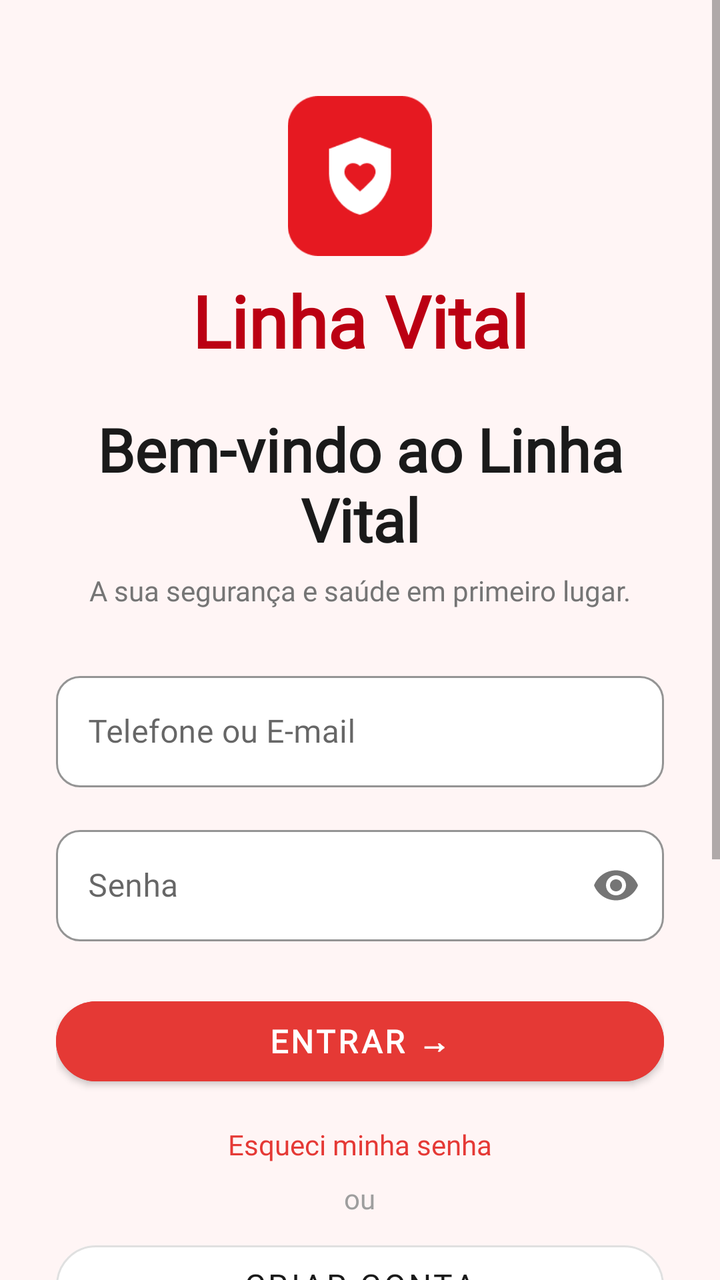
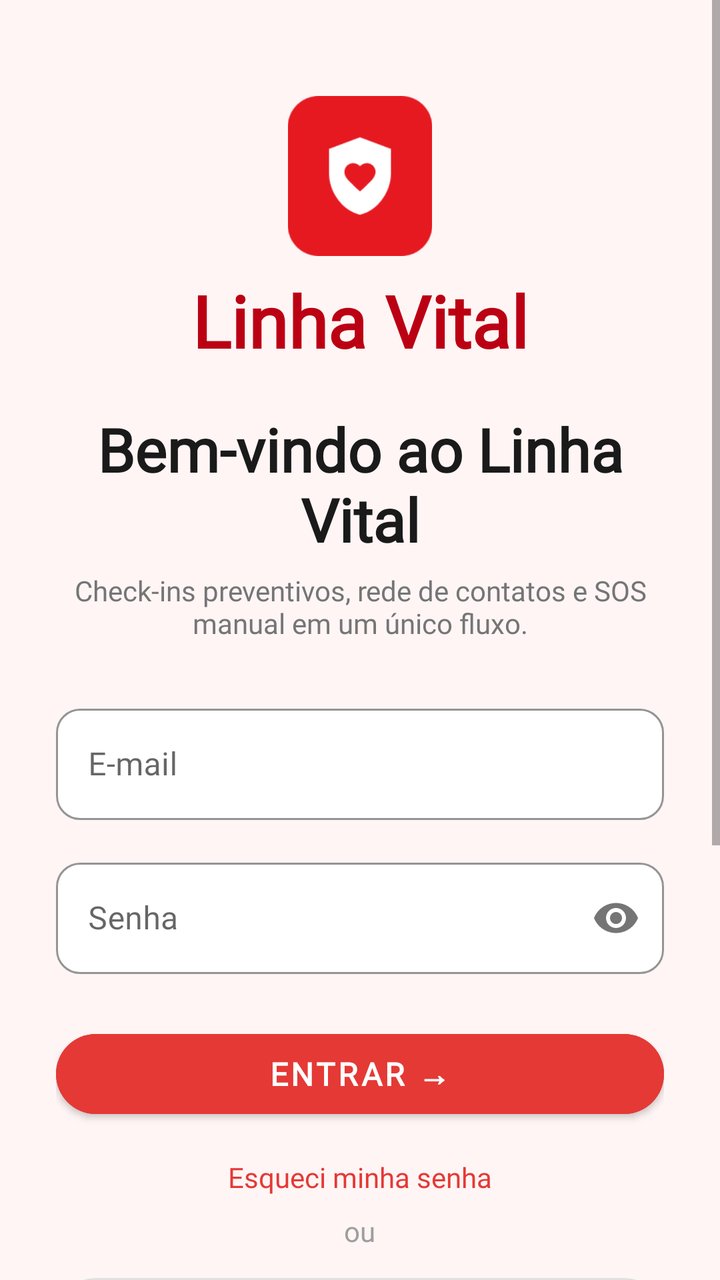

The first picture is an Android layout as it rendered before a commit; the second is the same layout after the commit. The layout source and the unified diff follow.
<!-- AndroidManifest.xml: activity theme Theme.MaterialComponents.Light.NoActionBar -->
<!-- res/layout/activity_login.xml -->
<?xml version="1.0" encoding="utf-8"?>
<ScrollView
    android:id="@+id/rootLogin"
    xmlns:android="http://schemas.android.com/apk/res/android"
    xmlns:app="http://schemas.android.com/apk/res-auto"
    android:layout_width="match_parent"
    android:layout_height="match_parent"
    android:background="#FFF5F5"
    android:fillViewport="true">
    <LinearLayout
        android:layout_width="match_parent"
        android:layout_height="wrap_content"
        android:orientation="vertical"
        android:paddingHorizontal="28dp"
        android:paddingBottom="32dp"
        android:gravity="center_horizontal">
        
        <ImageView
            android:layout_width="80dp"
            android:layout_height="80dp"
            android:layout_marginTop="48dp"
            android:src="@drawable/ic_logo"
            android:contentDescription="Logo Linha Vital" />
        
        <TextView
            android:layout_width="wrap_content"
            android:layout_height="wrap_content"
            android:text="Linha Vital"
            android:textSize="36sp"
            android:textStyle="bold"
            android:textColor="#BB0013"
            android:fontFamily="@font/newsreader_italic"
            android:layout_marginTop="8dp" />
        
        <TextView
            android:layout_width="match_parent"
            android:layout_height="wrap_content"
            android:text="Bem-vindo ao Linha Vital"
            android:textSize="30sp"
            android:textStyle="bold"
            android:textColor="#1A1A1A"
            android:fontFamily="@font/newsreader_regular"
            android:gravity="center"
            android:layout_marginTop="20dp" />
        <TextView
            android:layout_width="match_parent"
            android:layout_height="wrap_content"
            android:text="A sua segurança e saúde em primeiro lugar."
            android:textSize="14sp"
            android:textColor="#757575"
            android:fontFamily="@font/public_sans"
            android:gravity="center"
            android:layout_marginTop="6dp"
            android:layout_marginBottom="28dp" />
        
        <com.google.android.material.textfield.TextInputLayout
            android:layout_width="match_parent"
            android:layout_height="wrap_content"
            android:hint="Telefone ou E-mail"
            app:boxCornerRadiusTopStart="12dp"
            app:boxCornerRadiusTopEnd="12dp"
            app:boxCornerRadiusBottomStart="12dp"
            app:boxCornerRadiusBottomEnd="12dp"
            app:boxStrokeColor="#E0E0E0"
            app:boxBackgroundColor="#FFFFFF"
            style="@style/Widget.MaterialComponents.TextInputLayout.OutlinedBox">
            <com.google.android.material.textfield.TextInputEditText
                android:id="@+id/etEmail"
                android:layout_width="match_parent"
                android:layout_height="wrap_content"
                android:fontFamily="@font/public_sans"
                android:inputType="textEmailAddress"
                android:imeOptions="actionNext" />
        </com.google.android.material.textfield.TextInputLayout>
        
        <com.google.android.material.textfield.TextInputLayout
            android:layout_width="match_parent"
            android:layout_height="wrap_content"
            android:hint="Senha"
            android:layout_marginTop="16dp"
            app:boxCornerRadiusTopStart="12dp"
            app:boxCornerRadiusTopEnd="12dp"
            app:boxCornerRadiusBottomStart="12dp"
            app:boxCornerRadiusBottomEnd="12dp"
            app:boxStrokeColor="#E0E0E0"
            app:boxBackgroundColor="#FFFFFF"
            app:passwordToggleEnabled="true"
            style="@style/Widget.MaterialComponents.TextInputLayout.OutlinedBox">
            <com.google.android.material.textfield.TextInputEditText
                android:id="@+id/etPassword"
                android:layout_width="match_parent"
                android:layout_height="wrap_content"
                android:fontFamily="@font/public_sans"
                android:inputType="textPassword"
                android:imeOptions="actionDone" />
        </com.google.android.material.textfield.TextInputLayout>
        
        <Button
            android:id="@+id/btnLogin"
            android:layout_width="match_parent"
            android:layout_height="52dp"
            android:text="Entrar →"
            android:textSize="16sp"
            android:textColor="#FFFFFF"
            android:fontFamily="@font/public_sans"
            android:textStyle="bold"
            android:layout_marginTop="24dp"
            android:backgroundTint="#E53935"
            app:cornerRadius="30dp" />
        <ProgressBar
            android:id="@+id/progressBar"
            android:layout_width="wrap_content"
            android:layout_height="wrap_content"
            android:layout_marginTop="8dp"
            android:visibility="gone" />
        
        <TextView
            android:id="@+id/tvEsqueciSenha"
            android:layout_width="wrap_content"
            android:layout_height="wrap_content"
            android:text="Esqueci minha senha"
            android:textColor="#E53935"
            android:textSize="14sp"
            android:fontFamily="@font/public_sans"
            android:layout_marginTop="12dp"
            android:padding="4dp" />
        
        <TextView
            android:layout_width="wrap_content"
            android:layout_height="wrap_content"
            android:text="ou"
            android:textColor="#9E9E9E"
            android:textSize="14sp"
            android:fontFamily="@font/public_sans"
            android:layout_marginTop="4dp" />
        
        <Button
            android:id="@+id/tvCadastro"
            android:layout_width="match_parent"
            android:layout_height="52dp"
            android:text="Criar conta"
            android:textSize="16sp"
            android:textColor="#1A1A1A"
            android:fontFamily="@font/public_sans"
            android:layout_marginTop="8dp"
            android:backgroundTint="#FFFFFF"
            app:strokeColor="#E0E0E0"
            app:strokeWidth="1dp"
            app:cornerRadius="30dp"
            style="@style/Widget.MaterialComponents.Button.OutlinedButton" />
        
        <LinearLayout
            android:layout_width="match_parent"
            android:layout_height="wrap_content"
            android:orientation="vertical"
            android:layout_marginTop="28dp">
            
            <LinearLayout
                android:layout_width="match_parent"
                android:layout_height="wrap_content"
                android:orientation="horizontal"
                android:gravity="center_vertical"
                android:background="@drawable/card_background"
                android:padding="16dp">
                <ImageView
                    android:layout_width="40dp"
                    android:layout_height="40dp"
                    android:src="@drawable/ic_monitoramento_vital"
                    android:background="@drawable/circle_background"
                    android:padding="8dp"
                    android:contentDescription="Monitoramento" />
                <LinearLayout
                    android:layout_width="0dp"
                    android:layout_height="wrap_content"
                    android:layout_weight="1"
                    android:orientation="vertical"
                    android:layout_marginStart="14dp">
                    <TextView
                        android:layout_width="wrap_content"
                        android:layout_height="wrap_content"
                        android:text="Monitoramento Vital"
                        android:textSize="15sp"
                        android:textStyle="bold"
                        android:fontFamily="@font/public_sans"
                        android:textColor="#1A1A1A" />
                    <TextView
                        android:layout_width="wrap_content"
                        android:layout_height="wrap_content"
                        android:text="Acompanhe seus sinais em tempo real."
                        android:textSize="13sp"
                        android:fontFamily="@font/public_sans"
                        android:textColor="#757575"
                        android:layout_marginTop="2dp" />
                </LinearLayout>
            </LinearLayout>
            
            <LinearLayout
                android:layout_width="match_parent"
                android:layout_height="wrap_content"
                android:orientation="horizontal"
                android:gravity="center_vertical"
                android:background="@drawable/card_background"
                android:padding="16dp"
                android:layout_marginTop="12dp">
                <ImageView
                    android:layout_width="40dp"
                    android:layout_height="40dp"
                    android:src="@drawable/ic_ajuda_imediata"
                    android:background="@drawable/circle_background"
                    android:padding="8dp"
                    android:contentDescription="Ajuda" />
                <LinearLayout
                    android:layout_width="0dp"
                    android:layout_height="wrap_content"
                    android:layout_weight="1"
                    android:orientation="vertical"
                    android:layout_marginStart="14dp">
                    <TextView
                        android:layout_width="wrap_content"
                        android:layout_height="wrap_content"
                        android:text="Ajuda Imediata"
                        android:textSize="15sp"
                        android:textStyle="bold"
                        android:fontFamily="@font/public_sans"
                        android:textColor="#1A1A1A" />
                    <TextView
                        android:layout_width="wrap_content"
                        android:layout_height="wrap_content"
                        android:text="Acione emergência com apenas um toque."
                        android:textSize="13sp"
                        android:fontFamily="@font/public_sans"
                        android:textColor="#757575"
                        android:layout_marginTop="2dp" />
                </LinearLayout>
            </LinearLayout>
        </LinearLayout>
        
        <TextView
            android:layout_width="wrap_content"
            android:layout_height="wrap_content"
            android:text="© 2026 LINHA VITAL. PROTEÇÃO E CUIDADO."
            android:textSize="10sp"
            android:fontFamily="@font/public_sans"
            android:textColor="#BDBDBD"
            android:layout_marginTop="24dp"
            android:gravity="center" />
    </LinearLayout>
</ScrollView>
<!-- resources referenced by this layout -->
<resources>
  <!-- drawable card_background (drawable) -->
  <?xml version="1.0" encoding="utf-8"?>
  <shape xmlns:android="http://schemas.android.com/apk/res/android">
      <solid android:color="#FFFFFF" />
      <corners android:radius="12dp" />
      <stroke android:width="0.5dp" android:color="#E0E0E0" />
  </shape>
  <!-- drawable circle_background (drawable) -->
  <?xml version="1.0" encoding="utf-8"?>
  <shape xmlns:android="http://schemas.android.com/apk/res/android"
      android:shape="oval">
      <solid android:color="#FFEBEE" />
  </shape>
  <!-- drawable ic_ajuda_imediata: png bitmap (drawable, 5469 bytes) -->
  <!-- drawable ic_logo: png bitmap (drawable, 3103 bytes) -->
  <!-- drawable ic_monitoramento_vital: png bitmap (drawable, 4165 bytes) -->
</resources>

<!-- the commit's change to res/layout/activity_login.xml (unified diff, before → after) -->
@@ -45,7 +45,7 @@
         <TextView
             android:layout_width="match_parent"
             android:layout_height="wrap_content"
-            android:text="A sua segurança e saúde em primeiro lugar."
+            android:text="Check-ins preventivos, rede de contatos e SOS manual em um único fluxo."
             android:textSize="14sp"
             android:textColor="#757575"
             android:fontFamily="@font/public_sans"
@@ -56,7 +56,7 @@
         <com.google.android.material.textfield.TextInputLayout
             android:layout_width="match_parent"
             android:layout_height="wrap_content"
-            android:hint="Telefone ou E-mail"
+            android:hint="E-mail"
             app:boxCornerRadiusTopStart="12dp"
             app:boxCornerRadiusTopEnd="12dp"
             app:boxCornerRadiusBottomStart="12dp"
@@ -186,7 +186,7 @@
                     <TextView
                         android:layout_width="wrap_content"
                         android:layout_height="wrap_content"
-                        android:text="Acompanhe seus sinais em tempo real."
+                        android:text="Configure check-ins periódicos para confirmar que está tudo bem."
                         android:textSize="13sp"
                         android:fontFamily="@font/public_sans"
                         android:textColor="#757575"
